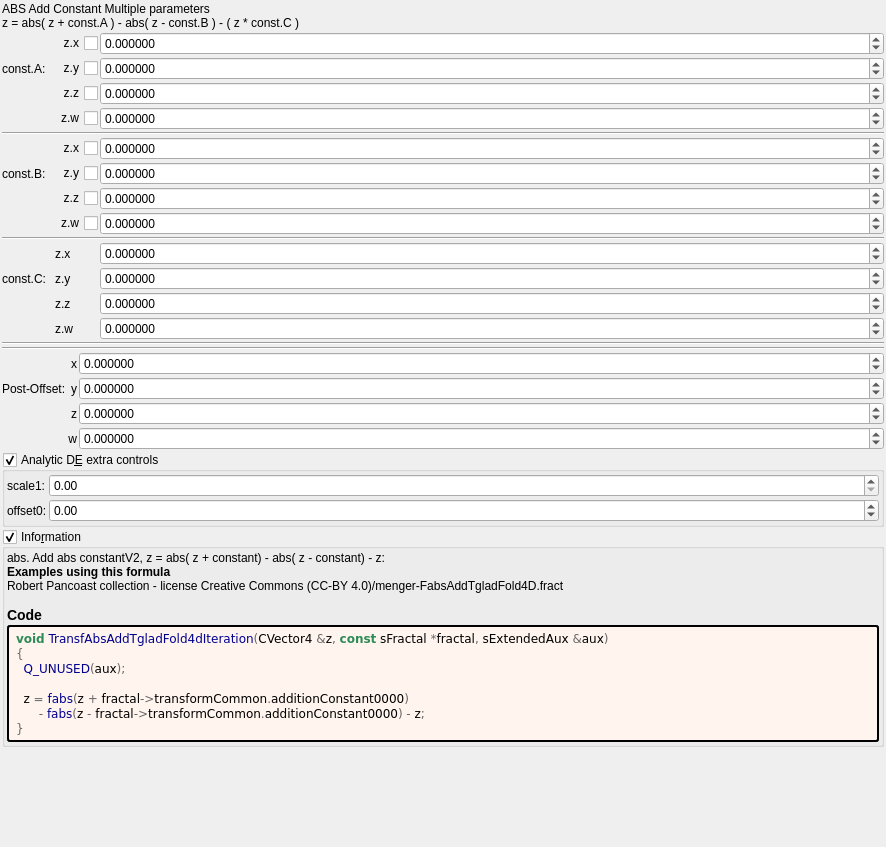
First picture: the form in mandelbulber2/formula/ui/transf_abs_add_multi4d.ui, repository buddhi1980/mandelbulber2, before the edit.
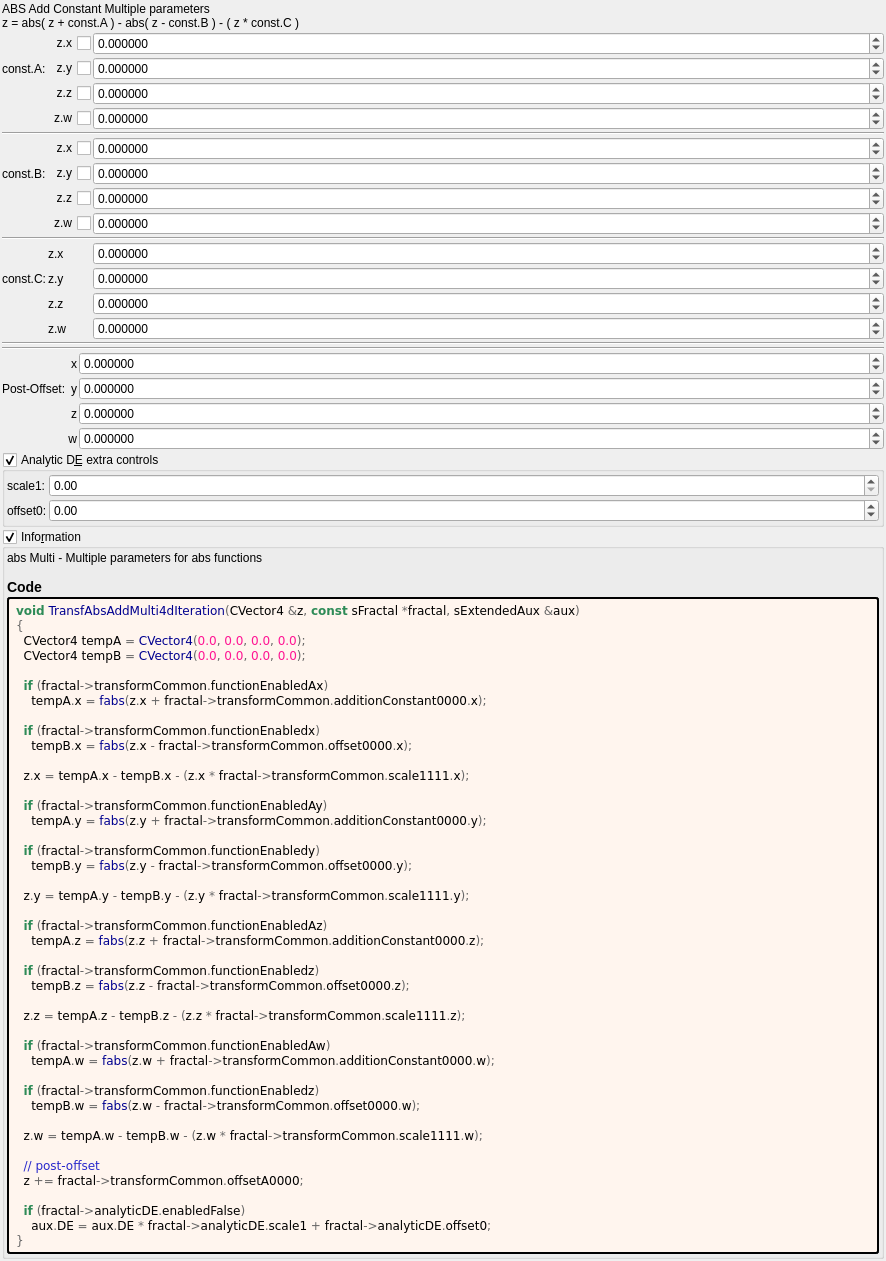
Second picture: the form after the edit. Custom widgets are drawn as their Qt base class.

```diff
--- a/mandelbulber2/formula/ui/transf_abs_add_multi4d.ui
+++ b/mandelbulber2/formula/ui/transf_abs_add_multi4d.ui
@@ -228,7 +228,7 @@
      <item row="12" column="0">
       <widget class="QLabel" name="label_5">
        <property name="text">
-        <string notr="true">const.C:  </string>
+        <string notr="true">const.C:</string>
        </property>
       </widget>
      </item>
@@ -813,9 +813,9 @@
       <item>
        <widget class="QLabel" name="label_information_general">
         <property name="text">
-         <string notr="true">&lt;p&gt;abs.  Add abs constantV2,  z = abs( z + constant) - abs( z - constant) - z:&lt;/p&gt;&lt;table&gt;
+         <string notr="true">&lt;p&gt;abs Multi - Multiple parameters for abs functions&lt;/p&gt;&lt;table&gt;
 &lt;/table&gt;
-&lt;br&gt;&lt;b&gt;Examples using this formula&lt;/b&gt;&lt;br&gt;Robert Pancoast collection - license Creative Commons (CC-BY 4.0)/menger-FabsAddTgladFold4D.fract&lt;h3&gt;Code&lt;/h3&gt;</string>
+&lt;h3&gt;Code&lt;/h3&gt;</string>
         </property>
         <property name="wordWrap">
          <bool>true</bool>
@@ -835,12 +835,48 @@
         </property>
         <property name="text">
          <string notr="true">&lt;body style=&quot;background-color:#fff5ee&quot;&gt;
-&lt;pre style=&quot;color:#000000; background-color:#fff5ee;  font-family:'Courier New',monospace;&quot;&gt;&lt;span style=&quot;color:#2e8b57; font-weight:bold&quot;&gt;void&lt;/span&gt; &lt;span style=&quot;color:#00008f&quot;&gt;TransfAbsAddTgladFold4dIteration&lt;/span&gt;&lt;span style=&quot;color:#676767&quot;&gt;(&lt;/span&gt;CVector4 &lt;span style=&quot;color:#676767&quot;&gt;&amp;amp;&lt;/span&gt;z&lt;span style=&quot;color:#676767&quot;&gt;,&lt;/span&gt; &lt;span style=&quot;color:#2e8b57; font-weight:bold&quot;&gt;const&lt;/span&gt; sFractal &lt;span style=&quot;color:#676767&quot;&gt;*&lt;/span&gt;fractal&lt;span style=&quot;color:#676767&quot;&gt;,&lt;/span&gt; sExtendedAux &lt;span style=&quot;color:#676767&quot;&gt;&amp;amp;&lt;/span&gt;aux&lt;span style=&quot;color:#676767&quot;&gt;)&lt;/span&gt;
+&lt;pre style=&quot;color:#000000; background-color:#fff5ee;  font-family:'Courier New',monospace;&quot;&gt;&lt;span style=&quot;color:#2e8b57; font-weight:bold&quot;&gt;void&lt;/span&gt; &lt;span style=&quot;color:#00008f&quot;&gt;TransfAbsAddMulti4dIteration&lt;/span&gt;&lt;span style=&quot;color:#676767&quot;&gt;(&lt;/span&gt;CVector4 &lt;span style=&quot;color:#676767&quot;&gt;&amp;amp;&lt;/span&gt;z&lt;span style=&quot;color:#676767&quot;&gt;,&lt;/span&gt; &lt;span style=&quot;color:#2e8b57; font-weight:bold&quot;&gt;const&lt;/span&gt; sFractal &lt;span style=&quot;color:#676767&quot;&gt;*&lt;/span&gt;fractal&lt;span style=&quot;color:#676767&quot;&gt;,&lt;/span&gt; sExtendedAux &lt;span style=&quot;color:#676767&quot;&gt;&amp;amp;&lt;/span&gt;aux&lt;span style=&quot;color:#676767&quot;&gt;)&lt;/span&gt;
 &lt;span style=&quot;color:#676767&quot;&gt;{&lt;/span&gt;
-  &lt;span style=&quot;color:#00008f&quot;&gt;Q_UNUSED&lt;/span&gt;&lt;span style=&quot;color:#676767&quot;&gt;(&lt;/span&gt;aux&lt;span style=&quot;color:#676767&quot;&gt;);&lt;/span&gt;
+  CVector4 tempA &lt;span style=&quot;color:#676767&quot;&gt;=&lt;/span&gt; &lt;span style=&quot;color:#00008f&quot;&gt;CVector4&lt;/span&gt;&lt;span style=&quot;color:#676767&quot;&gt;(&lt;/span&gt;&lt;span style=&quot;color:#ff1493&quot;&gt;0.0&lt;/span&gt;&lt;span style=&quot;color:#676767&quot;&gt;,&lt;/span&gt; &lt;span style=&quot;color:#ff1493&quot;&gt;0.0&lt;/span&gt;&lt;span style=&quot;color:#676767&quot;&gt;,&lt;/span&gt; &lt;span style=&quot;color:#ff1493&quot;&gt;0.0&lt;/span&gt;&lt;span style=&quot;color:#676767&quot;&gt;,&lt;/span&gt; &lt;span style=&quot;color:#ff1493&quot;&gt;0.0&lt;/span&gt;&lt;span style=&quot;color:#676767&quot;&gt;);&lt;/span&gt;
+  CVector4 tempB &lt;span style=&quot;color:#676767&quot;&gt;=&lt;/span&gt; &lt;span style=&quot;color:#00008f&quot;&gt;CVector4&lt;/span&gt;&lt;span style=&quot;color:#676767&quot;&gt;(&lt;/span&gt;&lt;span style=&quot;color:#ff1493&quot;&gt;0.0&lt;/span&gt;&lt;span style=&quot;color:#676767&quot;&gt;,&lt;/span&gt; &lt;span style=&quot;color:#ff1493&quot;&gt;0.0&lt;/span&gt;&lt;span style=&quot;color:#676767&quot;&gt;,&lt;/span&gt; &lt;span style=&quot;color:#ff1493&quot;&gt;0.0&lt;/span&gt;&lt;span style=&quot;color:#676767&quot;&gt;,&lt;/span&gt; &lt;span style=&quot;color:#ff1493&quot;&gt;0.0&lt;/span&gt;&lt;span style=&quot;color:#676767&quot;&gt;);&lt;/span&gt;
 
-  z &lt;span style=&quot;color:#676767&quot;&gt;=&lt;/span&gt; &lt;span style=&quot;color:#00008f&quot;&gt;fabs&lt;/span&gt;&lt;span style=&quot;color:#676767&quot;&gt;(&lt;/span&gt;z &lt;span style=&quot;color:#676767&quot;&gt;+&lt;/span&gt; fractal&lt;span style=&quot;color:#676767&quot;&gt;-&amp;gt;&lt;/span&gt;transformCommon&lt;span style=&quot;color:#676767&quot;&gt;.&lt;/span&gt;additionConstant0000&lt;span style=&quot;color:#676767&quot;&gt;)&lt;/span&gt;
-      &lt;span style=&quot;color:#676767&quot;&gt;-&lt;/span&gt; &lt;span style=&quot;color:#00008f&quot;&gt;fabs&lt;/span&gt;&lt;span style=&quot;color:#676767&quot;&gt;(&lt;/span&gt;z &lt;span style=&quot;color:#676767&quot;&gt;-&lt;/span&gt; fractal&lt;span style=&quot;color:#676767&quot;&gt;-&amp;gt;&lt;/span&gt;transformCommon&lt;span style=&quot;color:#676767&quot;&gt;.&lt;/span&gt;additionConstant0000&lt;span style=&quot;color:#676767&quot;&gt;) -&lt;/span&gt; z&lt;span style=&quot;color:#676767&quot;&gt;;&lt;/span&gt;
+  &lt;span style=&quot;color:#2e8b57; font-weight:bold&quot;&gt;if&lt;/span&gt; &lt;span style=&quot;color:#676767&quot;&gt;(&lt;/span&gt;fractal&lt;span style=&quot;color:#676767&quot;&gt;-&amp;gt;&lt;/span&gt;transformCommon&lt;span style=&quot;color:#676767&quot;&gt;.&lt;/span&gt;functionEnabledAx&lt;span style=&quot;color:#676767&quot;&gt;)&lt;/span&gt;
+    tempA&lt;span style=&quot;color:#676767&quot;&gt;.&lt;/span&gt;x &lt;span style=&quot;color:#676767&quot;&gt;=&lt;/span&gt; &lt;span style=&quot;color:#00008f&quot;&gt;fabs&lt;/span&gt;&lt;span style=&quot;color:#676767&quot;&gt;(&lt;/span&gt;z&lt;span style=&quot;color:#676767&quot;&gt;.&lt;/span&gt;x &lt;span style=&quot;color:#676767&quot;&gt;+&lt;/span&gt; fractal&lt;span style=&quot;color:#676767&quot;&gt;-&amp;gt;&lt;/span&gt;transformCommon&lt;span style=&quot;color:#676767&quot;&gt;.&lt;/span&gt;additionConstant0000&lt;span style=&quot;color:#676767&quot;&gt;.&lt;/span&gt;x&lt;span style=&quot;color:#676767&quot;&gt;);&lt;/span&gt;
+
+  &lt;span style=&quot;color:#2e8b57; font-weight:bold&quot;&gt;if&lt;/span&gt; &lt;span style=&quot;color:#676767&quot;&gt;(&lt;/span&gt;fractal&lt;span style=&quot;color:#676767&quot;&gt;-&amp;gt;&lt;/span&gt;transformCommon&lt;span style=&quot;color:#676767&quot;&gt;.&lt;/span&gt;functionEnabledx&lt;span style=&quot;color:#676767&quot;&gt;)&lt;/span&gt;
+    tempB&lt;span style=&quot;color:#676767&quot;&gt;.&lt;/span&gt;x &lt;span style=&quot;color:#676767&quot;&gt;=&lt;/span&gt; &lt;span style=&quot;color:#00008f&quot;&gt;fabs&lt;/span&gt;&lt;span style=&quot;color:#676767&quot;&gt;(&lt;/span&gt;z&lt;span style=&quot;color:#676767&quot;&gt;.&lt;/span&gt;x &lt;span style=&quot;color:#676767&quot;&gt;-&lt;/span&gt; fractal&lt;span style=&quot;color:#676767&quot;&gt;-&amp;gt;&lt;/span&gt;transformCommon&lt;span style=&quot;color:#676767&quot;&gt;.&lt;/span&gt;offset0000&lt;span style=&quot;color:#676767&quot;&gt;.&lt;/span&gt;x&lt;span style=&quot;color:#676767&quot;&gt;);&lt;/span&gt;
+
+  z&lt;span style=&quot;color:#676767&quot;&gt;.&lt;/span&gt;x &lt;span style=&quot;color:#676767&quot;&gt;=&lt;/span&gt; tempA&lt;span style=&quot;color:#676767&quot;&gt;.&lt;/span&gt;x &lt;span style=&quot;color:#676767&quot;&gt;-&lt;/span&gt; tempB&lt;span style=&quot;color:#676767&quot;&gt;.&lt;/span&gt;x &lt;span style=&quot;color:#676767&quot;&gt;- (&lt;/span&gt;z&lt;span style=&quot;color:#676767&quot;&gt;.&lt;/span&gt;x &lt;span style=&quot;color:#676767&quot;&gt;*&lt;/span&gt; fractal&lt;span style=&quot;color:#676767&quot;&gt;-&amp;gt;&lt;/span&gt;transformCommon&lt;span style=&quot;color:#676767&quot;&gt;.&lt;/span&gt;scale1111&lt;span style=&quot;color:#676767&quot;&gt;.&lt;/span&gt;x&lt;span style=&quot;color:#676767&quot;&gt;);&lt;/span&gt;
+
+  &lt;span style=&quot;color:#2e8b57; font-weight:bold&quot;&gt;if&lt;/span&gt; &lt;span style=&quot;color:#676767&quot;&gt;(&lt;/span&gt;fractal&lt;span style=&quot;color:#676767&quot;&gt;-&amp;gt;&lt;/span&gt;transformCommon&lt;span style=&quot;color:#676767&quot;&gt;.&lt;/span&gt;functionEnabledAy&lt;span style=&quot;color:#676767&quot;&gt;)&lt;/span&gt;
+    tempA&lt;span style=&quot;color:#676767&quot;&gt;.&lt;/span&gt;y &lt;span style=&quot;color:#676767&quot;&gt;=&lt;/span&gt; &lt;span style=&quot;color:#00008f&quot;&gt;fabs&lt;/span&gt;&lt;span style=&quot;color:#676767&quot;&gt;(&lt;/span&gt;z&lt;span style=&quot;color:#676767&quot;&gt;.&lt;/span&gt;y &lt;span style=&quot;color:#676767&quot;&gt;+&lt;/span&gt; fractal&lt;span style=&quot;color:#676767&quot;&gt;-&amp;gt;&lt;/span&gt;transformCommon&lt;span style=&quot;color:#676767&quot;&gt;.&lt;/span&gt;additionConstant0000&lt;span style=&quot;color:#676767&quot;&gt;.&lt;/span&gt;y&lt;span style=&quot;color:#676767&quot;&gt;);&lt;/span&gt;
+
+  &lt;span style=&quot;color:#2e8b57; font-weight:bold&quot;&gt;if&lt;/span&gt; &lt;span style=&quot;color:#676767&quot;&gt;(&lt;/span&gt;fractal&lt;span style=&quot;color:#676767&quot;&gt;-&amp;gt;&lt;/span&gt;transformCommon&lt;span style=&quot;color:#676767&quot;&gt;.&lt;/span&gt;functionEnabledy&lt;span style=&quot;color:#676767&quot;&gt;)&lt;/span&gt;
+    tempB&lt;span style=&quot;color:#676767&quot;&gt;.&lt;/span&gt;y &lt;span style=&quot;color:#676767&quot;&gt;=&lt;/span&gt; &lt;span style=&quot;color:#00008f&quot;&gt;fabs&lt;/span&gt;&lt;span style=&quot;color:#676767&quot;&gt;(&lt;/span&gt;z&lt;span style=&quot;color:#676767&quot;&gt;.&lt;/span&gt;y &lt;span style=&quot;color:#676767&quot;&gt;-&lt;/span&gt; fractal&lt;span style=&quot;color:#676767&quot;&gt;-&amp;gt;&lt;/span&gt;transformCommon&lt;span style=&quot;color:#676767&quot;&gt;.&lt;/span&gt;offset0000&lt;span style=&quot;color:#676767&quot;&gt;.&lt;/span&gt;y&lt;span style=&quot;color:#676767&quot;&gt;);&lt;/span&gt;
+
+  z&lt;span style=&quot;color:#676767&quot;&gt;.&lt;/span&gt;y &lt;span style=&quot;color:#676767&quot;&gt;=&lt;/span&gt; tempA&lt;span style=&quot;color:#676767&quot;&gt;.&lt;/span&gt;y &lt;span style=&quot;color:#676767&quot;&gt;-&lt;/span&gt; tempB&lt;span style=&quot;color:#676767&quot;&gt;.&lt;/span&gt;y &lt;span style=&quot;color:#676767&quot;&gt;- (&lt;/span&gt;z&lt;span style=&quot;color:#676767&quot;&gt;.&lt;/span&gt;y &lt;span style=&quot;color:#676767&quot;&gt;*&lt;/span&gt; fractal&lt;span style=&quot;color:#676767&quot;&gt;-&amp;gt;&lt;/span&gt;transformCommon&lt;span style=&quot;color:#676767&quot;&gt;.&lt;/span&gt;scale1111&lt;span style=&quot;color:#676767&quot;&gt;.&lt;/span&gt;y&lt;span style=&quot;color:#676767&quot;&gt;);&lt;/span&gt;
+
+  &lt;span style=&quot;color:#2e8b57; font-weight:bold&quot;&gt;if&lt;/span&gt; &lt;span style=&quot;color:#676767&quot;&gt;(&lt;/span&gt;fractal&lt;span style=&quot;color:#676767&quot;&gt;-&amp;gt;&lt;/span&gt;transformCommon&lt;span style=&quot;color:#676767&quot;&gt;.&lt;/span&gt;functionEnabledAz&lt;span style=&quot;color:#676767&quot;&gt;)&lt;/span&gt;
+    tempA&lt;span style=&quot;color:#676767&quot;&gt;.&lt;/span&gt;z &lt;span style=&quot;color:#676767&quot;&gt;=&lt;/span&gt; &lt;span style=&quot;color:#00008f&quot;&gt;fabs&lt;/span&gt;&lt;span style=&quot;color:#676767&quot;&gt;(&lt;/span&gt;z&lt;span style=&quot;color:#676767&quot;&gt;.&lt;/span&gt;z &lt;span style=&quot;color:#676767&quot;&gt;+&lt;/span&gt; fractal&lt;span style=&quot;color:#676767&quot;&gt;-&amp;gt;&lt;/span&gt;transformCommon&lt;span style=&quot;color:#676767&quot;&gt;.&lt;/span&gt;additionConstant0000&lt;span style=&quot;color:#676767&quot;&gt;.&lt;/span&gt;z&lt;span style=&quot;color:#676767&quot;&gt;);&lt;/span&gt;
+
+  &lt;span style=&quot;color:#2e8b57; font-weight:bold&quot;&gt;if&lt;/span&gt; &lt;span style=&quot;color:#676767&quot;&gt;(&lt;/span&gt;fractal&lt;span style=&quot;color:#676767&quot;&gt;-&amp;gt;&lt;/span&gt;transformCommon&lt;span style=&quot;color:#676767&quot;&gt;.&lt;/span&gt;functionEnabledz&lt;span style=&quot;color:#676767&quot;&gt;)&lt;/span&gt;
+    tempB&lt;span style=&quot;color:#676767&quot;&gt;.&lt;/span&gt;z &lt;span style=&quot;color:#676767&quot;&gt;=&lt;/span&gt; &lt;span style=&quot;color:#00008f&quot;&gt;fabs&lt;/span&gt;&lt;span style=&quot;color:#676767&quot;&gt;(&lt;/span&gt;z&lt;span style=&quot;color:#676767&quot;&gt;.&lt;/span&gt;z &lt;span style=&quot;color:#676767&quot;&gt;-&lt;/span&gt; fractal&lt;span style=&quot;color:#676767&quot;&gt;-&amp;gt;&lt;/span&gt;transformCommon&lt;span style=&quot;color:#676767&quot;&gt;.&lt;/span&gt;offset0000&lt;span style=&quot;color:#676767&quot;&gt;.&lt;/span&gt;z&lt;span style=&quot;color:#676767&quot;&gt;);&lt;/span&gt;
+
+  z&lt;span style=&quot;color:#676767&quot;&gt;.&lt;/span&gt;z &lt;span style=&quot;color:#676767&quot;&gt;=&lt;/span&gt; tempA&lt;span style=&quot;color:#676767&quot;&gt;.&lt;/span&gt;z &lt;span style=&quot;color:#676767&quot;&gt;-&lt;/span&gt; tempB&lt;span style=&quot;color:#676767&quot;&gt;.&lt;/span&gt;z &lt;span style=&quot;color:#676767&quot;&gt;- (&lt;/span&gt;z&lt;span style=&quot;color:#676767&quot;&gt;.&lt;/span&gt;z &lt;span style=&quot;color:#676767&quot;&gt;*&lt;/span&gt; fractal&lt;span style=&quot;color:#676767&quot;&gt;-&amp;gt;&lt;/span&gt;transformCommon&lt;span style=&quot;color:#676767&quot;&gt;.&lt;/span&gt;scale1111&lt;span style=&quot;color:#676767&quot;&gt;.&lt;/span&gt;z&lt;span style=&quot;color:#676767&quot;&gt;);&lt;/span&gt;
+
+  &lt;span style=&quot;color:#2e8b57; font-weight:bold&quot;&gt;if&lt;/span&gt; &lt;span style=&quot;color:#676767&quot;&gt;(&lt;/span&gt;fractal&lt;span style=&quot;color:#676767&quot;&gt;-&amp;gt;&lt;/span&gt;transformCommon&lt;span style=&quot;color:#676767&quot;&gt;.&lt;/span&gt;functionEnabledAw&lt;span style=&quot;color:#676767&quot;&gt;)&lt;/span&gt;
+    tempA&lt;span style=&quot;color:#676767&quot;&gt;.&lt;/span&gt;w &lt;span style=&quot;color:#676767&quot;&gt;=&lt;/span&gt; &lt;span style=&quot;color:#00008f&quot;&gt;fabs&lt;/span&gt;&lt;span style=&quot;color:#676767&quot;&gt;(&lt;/span&gt;z&lt;span style=&quot;color:#676767&quot;&gt;.&lt;/span&gt;w &lt;span style=&quot;color:#676767&quot;&gt;+&lt;/span&gt; fractal&lt;span style=&quot;color:#676767&quot;&gt;-&amp;gt;&lt;/span&gt;transformCommon&lt;span style=&quot;color:#676767&quot;&gt;.&lt;/span&gt;additionConstant0000&lt;span style=&quot;color:#676767&quot;&gt;.&lt;/span&gt;w&lt;span style=&quot;color:#676767&quot;&gt;);&lt;/span&gt;
+
+  &lt;span style=&quot;color:#2e8b57; font-weight:bold&quot;&gt;if&lt;/span&gt; &lt;span style=&quot;color:#676767&quot;&gt;(&lt;/span&gt;fractal&lt;span style=&quot;color:#676767&quot;&gt;-&amp;gt;&lt;/span&gt;transformCommon&lt;span style=&quot;color:#676767&quot;&gt;.&lt;/span&gt;functionEnabledz&lt;span style=&quot;color:#676767&quot;&gt;)&lt;/span&gt;
+    tempB&lt;span style=&quot;color:#676767&quot;&gt;.&lt;/span&gt;w &lt;span style=&quot;color:#676767&quot;&gt;=&lt;/span&gt; &lt;span style=&quot;color:#00008f&quot;&gt;fabs&lt;/span&gt;&lt;span style=&quot;color:#676767&quot;&gt;(&lt;/span&gt;z&lt;span style=&quot;color:#676767&quot;&gt;.&lt;/span&gt;w &lt;span style=&quot;color:#676767&quot;&gt;-&lt;/span&gt; fractal&lt;span style=&quot;color:#676767&quot;&gt;-&amp;gt;&lt;/span&gt;transformCommon&lt;span style=&quot;color:#676767&quot;&gt;.&lt;/span&gt;offset0000&lt;span style=&quot;color:#676767&quot;&gt;.&lt;/span&gt;w&lt;span style=&quot;color:#676767&quot;&gt;);&lt;/span&gt;
+
+  z&lt;span style=&quot;color:#676767&quot;&gt;.&lt;/span&gt;w &lt;span style=&quot;color:#676767&quot;&gt;=&lt;/span&gt; tempA&lt;span style=&quot;color:#676767&quot;&gt;.&lt;/span&gt;w &lt;span style=&quot;color:#676767&quot;&gt;-&lt;/span&gt; tempB&lt;span style=&quot;color:#676767&quot;&gt;.&lt;/span&gt;w &lt;span style=&quot;color:#676767&quot;&gt;- (&lt;/span&gt;z&lt;span style=&quot;color:#676767&quot;&gt;.&lt;/span&gt;w &lt;span style=&quot;color:#676767&quot;&gt;*&lt;/span&gt; fractal&lt;span style=&quot;color:#676767&quot;&gt;-&amp;gt;&lt;/span&gt;transformCommon&lt;span style=&quot;color:#676767&quot;&gt;.&lt;/span&gt;scale1111&lt;span style=&quot;color:#676767&quot;&gt;.&lt;/span&gt;w&lt;span style=&quot;color:#676767&quot;&gt;);&lt;/span&gt;
+
+  &lt;span style=&quot;color:#2929cc&quot;&gt;// post-offset&lt;/span&gt;
+  z &lt;span style=&quot;color:#676767&quot;&gt;+=&lt;/span&gt; fractal&lt;span style=&quot;color:#676767&quot;&gt;-&amp;gt;&lt;/span&gt;transformCommon&lt;span style=&quot;color:#676767&quot;&gt;.&lt;/span&gt;offsetA0000&lt;span style=&quot;color:#676767&quot;&gt;;&lt;/span&gt;
+
+  &lt;span style=&quot;color:#2e8b57; font-weight:bold&quot;&gt;if&lt;/span&gt; &lt;span style=&quot;color:#676767&quot;&gt;(&lt;/span&gt;fractal&lt;span style=&quot;color:#676767&quot;&gt;-&amp;gt;&lt;/span&gt;analyticDE&lt;span style=&quot;color:#676767&quot;&gt;.&lt;/span&gt;enabledFalse&lt;span style=&quot;color:#676767&quot;&gt;)&lt;/span&gt;
+    aux&lt;span style=&quot;color:#676767&quot;&gt;.&lt;/span&gt;DE &lt;span style=&quot;color:#676767&quot;&gt;=&lt;/span&gt; aux&lt;span style=&quot;color:#676767&quot;&gt;.&lt;/span&gt;DE &lt;span style=&quot;color:#676767&quot;&gt;*&lt;/span&gt; fractal&lt;span style=&quot;color:#676767&quot;&gt;-&amp;gt;&lt;/span&gt;analyticDE&lt;span style=&quot;color:#676767&quot;&gt;.&lt;/span&gt;scale1 &lt;span style=&quot;color:#676767&quot;&gt;+&lt;/span&gt; fractal&lt;span style=&quot;color:#676767&quot;&gt;-&amp;gt;&lt;/span&gt;analyticDE&lt;span style=&quot;color:#676767&quot;&gt;.&lt;/span&gt;offset0&lt;span style=&quot;color:#676767&quot;&gt;;&lt;/span&gt;
 &lt;span style=&quot;color:#676767&quot;&gt;}&lt;/span&gt;
 &lt;/pre&gt;
 &lt;/body&gt;</string>
```
Left out of the diff: 16 changed lines with no effect on the pictures.
